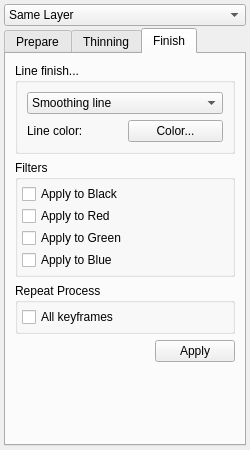
First picture: the form in app/ui/bitmapcoloringwidget.ui, repository pencil2d/pencil, before the edit.
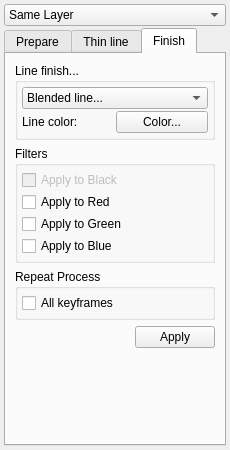
Second picture: the form after the edit. The open tabs and pages were chosen to show the change. Icons and pictures are not drawn.

Commit message: Setting up color widget interactions

The edit to the form file:
```diff
--- a/app/ui/bitmapcoloringwidget.ui
+++ b/app/ui/bitmapcoloringwidget.ui
@@ -6,7 +6,7 @@
    <rect>
     <x>0</x>
     <y>0</y>
-    <width>250</width>
+    <width>230</width>
     <height>450</height>
    </rect>
   </property>
@@ -374,7 +374,7 @@
      </widget>
      <widget class="QWidget" name="tabThinning">
       <attribute name="title">
-       <string>Thinning</string>
+       <string>Thin line</string>
       </attribute>
       <layout class="QVBoxLayout" name="verticalLayout_9">
        <item>
@@ -669,11 +669,26 @@
           <string>Line finish...</string>
          </property>
          <layout class="QVBoxLayout" name="verticalLayout_4">
+          <property name="spacing">
+           <number>2</number>
+          </property>
+          <property name="leftMargin">
+           <number>4</number>
+          </property>
+          <property name="topMargin">
+           <number>4</number>
+          </property>
+          <property name="rightMargin">
+           <number>4</number>
+          </property>
+          <property name="bottomMargin">
+           <number>4</number>
+          </property>
           <item>
            <widget class="QComboBox" name="cbFinishMethod">
             <item>
              <property name="text">
-              <string>Smoothing line</string>
+              <string>Blended line...</string>
              </property>
             </item>
             <item>
@@ -729,6 +744,9 @@
            <layout class="QHBoxLayout" name="horizontalLayout_13">
             <item>
              <widget class="QCheckBox" name="cb2FinishBlack">
+              <property name="enabled">
+               <bool>false</bool>
+              </property>
               <property name="text">
                <string>Apply to Black</string>
               </property>
```
Left out of the diff: 42 changed lines with no effect on the pictures. The commit also changes 6 other files.
